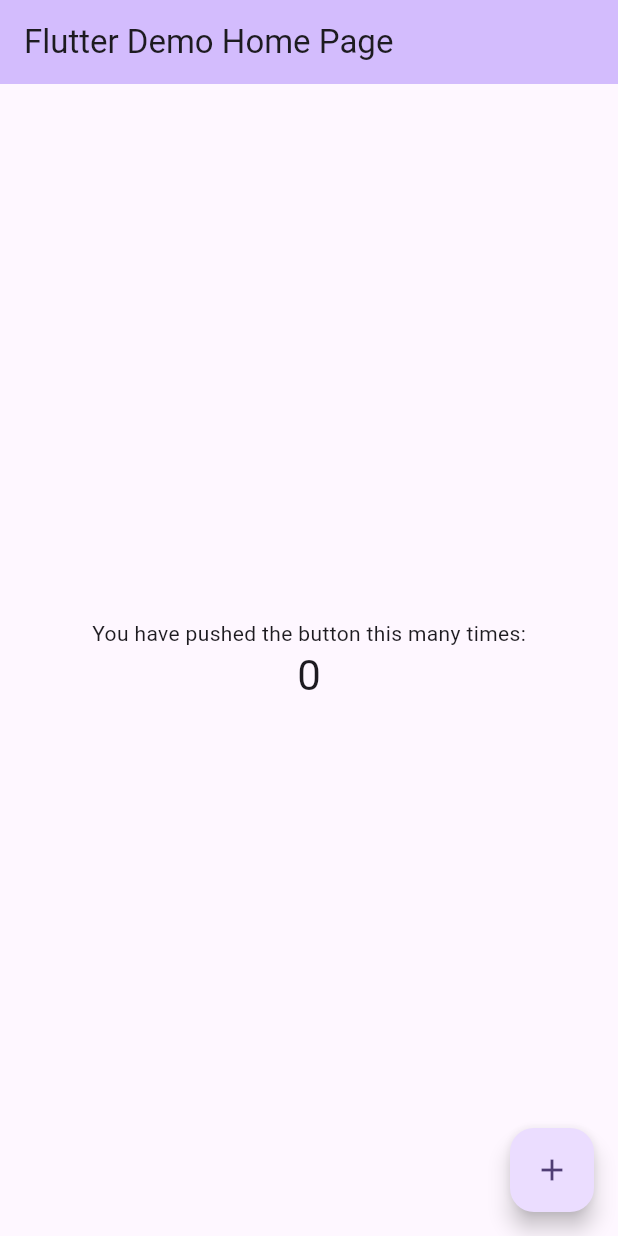
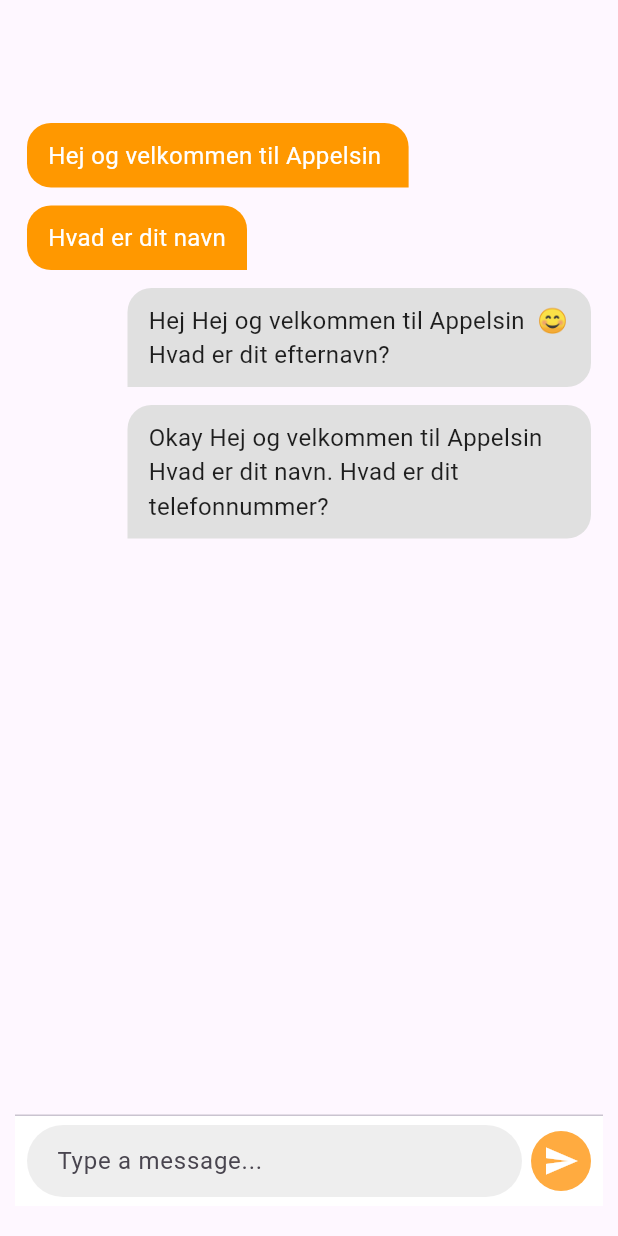
Before and after one commit to adscoop/appelsin, a Flutter app: the screen it shows after launch, on a phone screen of 412 x 824 dp. Run offline on Flutter 3.47's test engine with Material 3 defaults, Android fonts, the phone set to English and light mode, and no system bars; our stand-ins replace go_router; missing offline and left inert: dart:ffi.

Commit message:
added ChatBotWidget.dart added VerifyPhoneNumberWidget.dart added DinAppelsinKontoKlarWidget.dart

```diff
--- a/lib/main.dart
+++ b/lib/main.dart
@@ -1,4 +1,20 @@
+import 'package:appelsin/signup/ChatBotWidget.dart';
 import 'package:flutter/material.dart';
+import 'package:go_router/go_router.dart';
+
+final GlobalKey<NavigatorState> _navigatorKey = GlobalKey<NavigatorState>();
+
+final GoRouter _router = GoRouter(
+  navigatorKey: _navigatorKey,
+  initialLocation: '/',
+  routes: [
+    GoRoute(
+      path: '/',
+      builder: (_, __) => ChatBotWidget(),
+    ),
+
+  ],
+);
 
 void main() {
   runApp(const MyApp());
@@ -7,116 +23,14 @@
 class MyApp extends StatelessWidget {
   const MyApp({super.key});
 
-  // This widget is the root of your application.
   @override
   Widget build(BuildContext context) {
-    return MaterialApp(
-      title: 'Flutter Demo',
-      theme: ThemeData(
-        // This is the theme of your application.
-        //
-        // TRY THIS: Try running your application with "flutter run". You'll see
-        // the application has a purple toolbar. Then, without quitting the app,
-        // try changing the seedColor in the colorScheme below to Colors.green
-        // and then invoke "hot reload" (save your changes or press the "hot
-        // reload" button in a Flutter-supported IDE, or press "r" if you used
-        // the command line to start the app).
-        //
-        // Notice that the counter didn't reset back to zero; the application
-        // state is not lost during the reload. To reset the state, use hot
-        // restart instead.
-        //
-        // This works for code too, not just values: Most code changes can be
-        // tested with just a hot reload.
-        colorScheme: ColorScheme.fromSeed(seedColor: Colors.deepPurple),
-      ),
-      home: const MyHomePage(title: 'Flutter Demo Home Page'),
+
+    return MaterialApp.router(
+      debugShowCheckedModeBanner: false,
+      title: 'Appelsin',
+
+      routerConfig: _router,
     );
   }
 }
-
-class MyHomePage extends StatefulWidget {
-  const MyHomePage({super.key, required this.title});
-
-  // This widget is the home page of your application. It is stateful, meaning
-  // that it has a State object (defined below) that contains fields that affect
-  // how it looks.
-
-  // This class is the configuration for the state. It holds the values (in this
-  // case the title) provided by the parent (in this case the App widget) and
-  // used by the build method of the State. Fields in a Widget subclass are
-  // always marked "final".
-
-  final String title;
-
-  @override
-  State<MyHomePage> createState() => _MyHomePageState();
-}
-
-class _MyHomePageState extends State<MyHomePage> {
-  int _counter = 0;
-
-  void _incrementCounter() {
-    setState(() {
-      // This call to setState tells the Flutter framework that something has
-      // changed in this State, which causes it to rerun the build method below
-      // so that the display can reflect the updated values. If we changed
-      // _counter without calling setState(), then the build method would not be
-      // called again, and so nothing would appear to happen.
-      _counter++;
-    });
-  }
-
-  @override
-  Widget build(BuildContext context) {
-    // This method is rerun every time setState is called, for instance as done
-    // by the _incrementCounter method above.
-    //
-    // The Flutter framework has been optimized to make rerunning build methods
-    // fast, so that you can just rebuild anything that needs updating rather
-    // than having to individually change instances of widgets.
-    return Scaffold(
-      appBar: AppBar(
-        // TRY THIS: Try changing the color here to a specific color (to
-        // Colors.amber, perhaps?) and trigger a hot reload to see the AppBar
-        // change color while the other colors stay the same.
-        backgroundColor: Theme.of(context).colorScheme.inversePrimary,
-        // Here we take the value from the MyHomePage object that was created by
-        // the App.build method, and use it to set our appbar title.
-        title: Text(widget.title),
-      ),
-      body: Center(
-        // Center is a layout widget. It takes a single child and positions it
-        // in the middle of the parent.
-        child: Column(
-          // Column is also a layout widget. It takes a list of children and
-          // arranges them vertically. By default, it sizes itself to fit its
-          // children horizontally, and tries to be as tall as its parent.
-          //
-          // Column has various properties to control how it sizes itself and
-          // how it positions its children. Here we use mainAxisAlignment to
-          // center the children vertically; the main axis here is the vertical
-          // axis because Columns are vertical (the cross axis would be
-          // horizontal).
-          //
-          // TRY THIS: Invoke "debug painting" (choose the "Toggle Debug Paint"
-          // action in the IDE, or press "p" in the console), to see the
-          // wireframe for each widget.
-          mainAxisAlignment: MainAxisAlignment.center,
-          children: <Widget>[
-            const Text('You have pushed the button this many times:'),
-            Text(
-              '$_counter',
-              style: Theme.of(context).textTheme.headlineMedium,
-            ),
-          ],
-        ),
-      ),
-      floatingActionButton: FloatingActionButton(
-        onPressed: _incrementCounter,
-        tooltip: 'Increment',
-        child: const Icon(Icons.add),
-      ), // This trailing comma makes auto-formatting nicer for build methods.
-    );
-  }
-}
--- /dev/null
+++ b/lib/signup/ChatBotWidget.dart
@@ -0,0 +1,245 @@
+import 'dart:ffi';
+import 'dart:math';
+
+import 'package:appelsin/signup/VerifyPhoneNumberWidget.dart';
+import 'package:flutter/material.dart';
+
+class ChatBotWidget extends StatefulWidget {
+  @override
+  _ChatBotWidgetState createState() => _ChatBotWidgetState();
+}
+
+class _ChatBotWidgetState extends State<ChatBotWidget> {
+  final List<Map<String, String>> _messages = [];
+  final TextEditingController _controller = TextEditingController();
+  final ScrollController _scrollController = ScrollController();
+
+String welcome = "Hej og velkommen til Appelsin ";
+String welcome2 = "Hvad er dit navn";
+int index =0;
+String fornavn = "";
+String efternavn ="";
+int telefonnummer=0;
+bool showBottom = false;
+int getIndex() {
+  return index;
+}
+
+void setIndex(int i) {
+  index = i;
+}
+
+void setFornavn(String fornavn) {
+  this.fornavn = fornavn;
+}
+
+String getFornavn(){
+  return this.fornavn;
+}
+
+void setEfternavn(String efternavn) {
+  this.efternavn = efternavn;
+}
+
+String? getEfternavn(){
+  return this.efternavn;
+}
+
+void setTelefonnummer(int cvr) {
+  this.telefonnummer = cvr;
+}
+
+int? getTelefonnummer(){
+  return this.telefonnummer;
+}
+
+@override
+void initState() {
+    super.initState();
+    _sendMessage(welcome);
+    _sendMessage(welcome2);
+
+  }
+  void _sendMessage(String text) {
+    if (text.trim().isEmpty) return;
+
+    setState(() {
+      _messages.add({"role": "user", "text": text});
+    });
+
+    _controller.clear();
+
+    // Scroll to bottom
+    _scrollToBottom();
+
+    // Simulated bot response
+    Future.delayed(Duration(milliseconds: 600), () {
+      // Skip bot response if both "Hej" and "Appelsin" are NOT in the text
+      if (!(text.contains("Hej") && !text.contains("Appelsin"))) {
+        final botResponse = _generateBotResponse(text);
+if(botResponse == "Tak!") {
+  _generateBotResponse("");
+}
+        if (botResponse != null && botResponse.trim().isNotEmpty) {
+          setState(() {
+            _messages.add({
+              "role": "bot",
+              "text": botResponse,
+            });
+          });
+          _scrollToBottom();
+        }
+      }
+    });
+
+
+  }
+
+  void _scrollToBottom() {
+    Future.delayed(Duration(milliseconds: 100), () {
+      _scrollController.animateTo(
+        _scrollController.position.maxScrollExtent + 100,
+        duration: Duration(milliseconds: 300),
+        curve: Curves.easeOut,
+      );
+    });
+  }
+
+  String? _generateBotResponse(String userInput) {
+    final welcome = "Hej og velkommen til Appelsin";
+    final welcome2 = "Hvad er dit navn";
+
+    if (userInput != welcome && userInput != welcome2 && getIndex() == 0) {
+      setFornavn(userInput);
+      setIndex(1);
+      return "Hej $userInput 😊 Hvad er dit efternavn?";
+    } else if (getIndex() == 1) {
+      setEfternavn(userInput);
+      setIndex(2);
+      return "Okay $fornavn $efternavn. Hvad er dit telefonnummer?";
+    } else if (getIndex() == 2) {
+      final phone = int.tryParse(userInput);
+      if (phone != 0 ) {
+        setTelefonnummer(phone!);
+        setIndex(3);
+        return "Vi sender dig en SMS for at \n verificere det næste trin. Hvad er din \n e-mail addresse ";
+      } else if(getIndex() == 3){
+        return "Det ligner ikke et gyldigt telefonnummer. Prøv igen.";
+      }
+    } else if (getIndex() == 3) {
+      setIndex(4);
+      return "Tak! Til sidst skal vi høre hvad dit firma hedder";
+    }  else if(getIndex() == 4){
+      setState(() {
+              showBottom = true;
+            });
+    }
+
+    return null;
+  }
+
+
+
+
+
+
+  Widget _buildMessage(Map<String, String> message) {
+    bool isUser = message["role"] == "user";
+    return Align(
+      alignment: isUser ? Alignment.centerLeft : Alignment.centerRight,
+      child: Container(
+        margin: EdgeInsets.symmetric(vertical: 6, horizontal: 8),
+        padding: EdgeInsets.symmetric(vertical: 10, horizontal: 14),
+        constraints: BoxConstraints(maxWidth: MediaQuery.of(context).size.width * 0.75),
+        decoration: BoxDecoration(
+          color: isUser ? Colors.orange : Colors.grey[300],
+          borderRadius: BorderRadius.only(
+            topLeft: Radius.circular(16),
+            topRight: Radius.circular(16),
+            bottomLeft: Radius.circular(isUser ? 16 : 0),
+            bottomRight: Radius.circular(isUser ? 0 : 16),
+          ),
+        ),
+        child: Text(
+          message["text"] ?? "",
+          style: TextStyle(
+            color: isUser ? Colors.white : Colors.black87,
+            fontSize: 16,
+          ),
+        ),
+      ),
+    );
+  }
+
+  @override
+  Widget build(BuildContext context) {
+    return Scaffold(
+appBar: AppBar(),
+        body:
+    Container(
+  margin: EdgeInsets.only(left: 10, right: 10, bottom: 20, top: 10),
+    child:
+    Column(
+      children: [
+        // Chat Messages
+        Expanded(
+          child: ListView.builder(
+            controller: _scrollController,
+            padding: EdgeInsets.only(top: 10, bottom: 10),
+            itemCount: _messages.length,
+            itemBuilder: (context, index) {
+              return _buildMessage(_messages[index]);
+            },
+          ),
+        ),
+        if(!showBottom)
+        Divider(height: 1),
+        // Input Field
+        if(!showBottom)
+        Container(
+          padding: EdgeInsets.symmetric(horizontal: 8, vertical: 6),
+          color: Colors.white,
+          child: Row(
+            children: [
+              Expanded(
+                child: TextField(
+                  controller: _controller,
+                  onSubmitted: _sendMessage,
+                  decoration: InputDecoration(
+                    hintText: "Type a message...",
+                    border: OutlineInputBorder(
+                      borderRadius: BorderRadius.circular(24),
+                      borderSide: BorderSide.none,
+                    ),
+                    filled: true,
+                    fillColor: Colors.grey[200],
+                    contentPadding: EdgeInsets.symmetric(horizontal: 16),
+                  ),
+                ),
+              ),
+              SizedBox(width: 6),
+              CircleAvatar(
+                backgroundColor: Colors.orangeAccent,
+                child: IconButton(
+                  icon: Icon(Icons.send, color: Colors.white),
+                  onPressed: () => _sendMessage(_controller.text),
+                ),
+              ),
+            ],
+          ),
+        ),
+        if(showBottom)
+        ElevatedButton(onPressed:(){
+          Navigator.push(context, MaterialPageRoute(builder: (context) => Verifyphonenumberwidget(phonenumber: telefonnummer)));
+        }, child: Text("Verificere"))
+      ],
+    )));
+  }
+
+
+  bool containsWordStartingWithCapital(String input) {
+    final regex = RegExp(r'\b[A-Z][a-zA-Z]*\b');
+    return regex.hasMatch(input);
+  }
+
+}
--- /dev/null
+++ b/lib/signup/VerifyPhoneNumberWidget.dart
@@ -0,0 +1,32 @@
+
+
+import 'package:flutter/material.dart';
+
+class Verifyphonenumberwidget extends StatefulWidget {
+  final int phonenumber;
+
+  const Verifyphonenumberwidget({Key? key, required this.phonenumber}): super(key: key);
+
+  @override
+    State<StatefulWidget> createState()  => _Verifyphonenumberwidget();
+}
+
+
+class _Verifyphonenumberwidget extends State<Verifyphonenumberwidget> {
+  @override
+    Widget build(BuildContext context) {
+      return Scaffold(
+        appBar:  AppBar(
+          title: Text("Verificere dit telefonmummer"),
+        ),
+        body:  Container(
+        child: Column(
+          children: [
+
+          ],
+        ),
+        ),
+      );
+    }
+
+}
--- a/pubspec.yaml
+++ b/pubspec.yaml
@@ -30,6 +30,10 @@
 dependencies:
   flutter:
     sdk: flutter
+  go_router: any
+  http: any
+
+
 
   # The following adds the Cupertino Icons font to your application.
   # Use with the CupertinoIcons class for iOS style icons.
```
Also changed, not shown: lib/signup/ChatBowViewWidget.dart (deleted), lib/signup/DinAppelsinKontoKlarWidget.dart (added), pubspec.lock.
